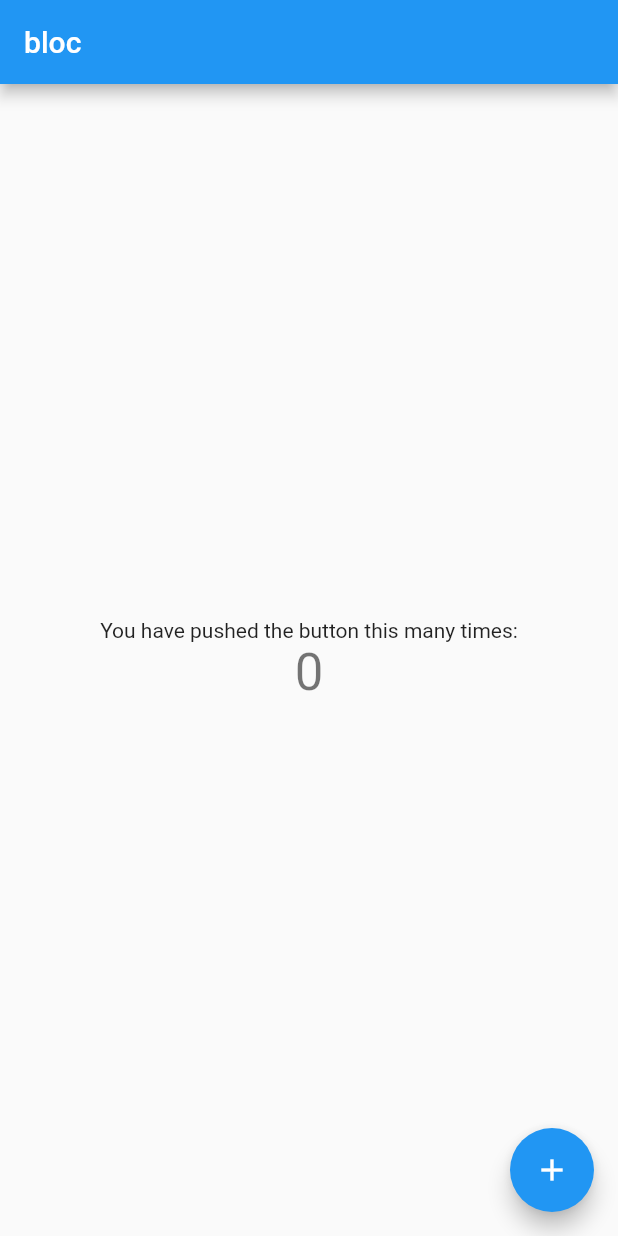
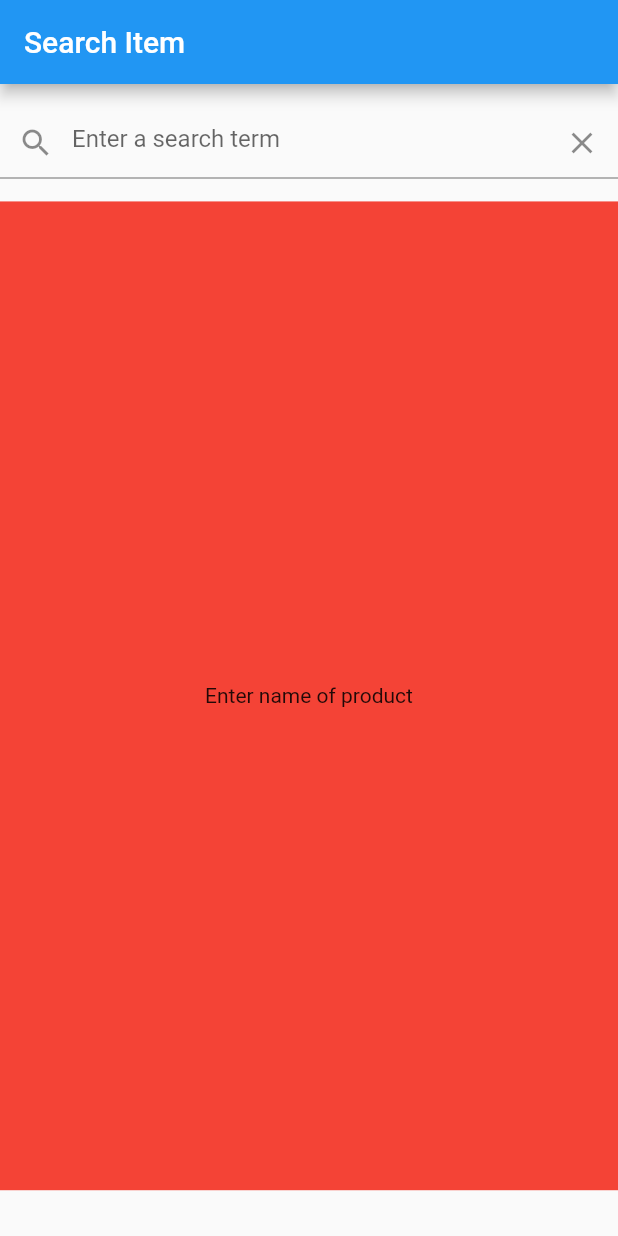
Before and after one commit to abusayed10809/searchview_flutter, a Flutter app: the screen it shows after launch, on a phone screen of 412 x 824 dp. Run offline on Flutter 3.47's test engine with Material 2 defaults, Android fonts, the phone set to English and light mode, and no system bars; our stand-ins replace bloc, equatable, flutter_bloc.

Commit message:
search page ui build

```diff
--- a/lib/ecommerce/api_client/api_client.dart
+++ b/lib/ecommerce/api_client/api_client.dart
@@ -8,37 +8,48 @@ import 'package:http/http.dart' as http;
 
 class APIClient{
 
-  final String baseUrl = "https://panel.supplyline.network/api/product/search-suggestions/?limit=10&search=rice";
+  final String baseUrl = "https://panel.supplyline.network/api/product/search-suggestions/?limit=10&search=";
   final http.Client httpClient = http.Client();
 
-  Future<List<ItemModel>> search(String term) async {
-    final response = await httpClient.get(Uri.parse("$baseUrl"));
+  Future<dynamic> search(String term) async {
+    final response = await httpClient.get(Uri.parse(baseUrl+term));
     final results = json.decode(response.body);
 
     print(results["data"]["products"]["results"]);
 
     if (response.statusCode == 200) {
-
       final items = (results["data"]["products"]["results"] as List<dynamic>)
           .map((dynamic item) =>
           ItemModel.fromJson(item as Map<String, dynamic>))
           .toList();
 
-      return items;
+      return SuccessFetch(items);
     } else {
-      throw SearchResultError.fromJson(results);
+       return FailureFetch(response.statusCode);
     }
   }
 }
 
-class SearchResultError {
-  const SearchResultError({@required this.message});
+class SuccessFetch{
+  List<ItemModel> itemModel;
 
-  final String message;
+  SuccessFetch(this.itemModel);
+}
 
-  static SearchResultError fromJson(dynamic json) {
-    return SearchResultError(
-      message: json['message'] as String,
-    );
-  }
+class FailureFetch{
+  int errorCode;
+
+  FailureFetch(this.errorCode);
 }
+
+// class SearchResultError {
+//   const SearchResultError({@required this.message});
+//
+//   final String message;
+//
+//   static SearchResultError fromJson(dynamic json) {
+//     return SearchResultError(
+//       message: json['message'] as String,
+//     );
+//   }
+// }
--- a/lib/ecommerce/item_bloc/item_bloc.dart
+++ b/lib/ecommerce/item_bloc/item_bloc.dart
@@ -26,7 +26,12 @@ class ItemBloc extends Bloc<ItemEvent, ItemState> {
         print("all good +++++ xxxxx");
         yield ItemLoadingState();
         final item = await APIClient().search(event.text);
-        yield ItemSuccessLoadState(item);
+        if(item is SuccessFetch){
+          yield ItemSuccessLoadState(item.itemModel);
+        }
+        else if(item is FailureFetch){
+          yield ItemErrorLoadState(item.errorCode);
+        }
       }
     }
   }
--- a/lib/ecommerce/item_bloc/item_state.dart
+++ b/lib/ecommerce/item_bloc/item_state.dart
@@ -24,8 +24,7 @@ class ItemSuccessLoadState extends ItemState{
 }
 
 class ItemErrorLoadState extends ItemState{
-  final String error;
-
+  final int error;
   const ItemErrorLoadState(this.error);
 
   @override
--- /dev/null
+++ b/lib/ecommerce/view/SearchBar.dart
@@ -0,0 +1,45 @@
+import 'package:flutter/material.dart';
+import 'package:flutter_search_api_demo/ecommerce/item_bloc/item_bloc.dart';
+import 'package:flutter_bloc/flutter_bloc.dart';
+import 'package:flutter_search_api_demo/ecommerce/models/item_model.dart';
+
+class SearchBar extends StatefulWidget {
+  @override
+  State<SearchBar> createState() => _SearchBarState();
+}
+
+class _SearchBarState extends State<SearchBar> {
+  final _textController = TextEditingController();
+
+  @override
+  void dispose() {
+    _textController.dispose();
+    super.dispose();
+  }
+
+  @override
+  Widget build(BuildContext context) {
+    return TextField(
+      controller: _textController,
+      autocorrect: false,
+      onSubmitted: _onSubmitted,
+      decoration: InputDecoration(
+        prefixIcon: const Icon(Icons.search),
+        suffixIcon: GestureDetector(
+          onTap: _onClearTapped,
+          child: const Icon(Icons.clear),
+        ),
+        hintText: 'Enter a search term',
+      ),
+    );
+  }
+
+  void _onSubmitted(String itemName) {
+    BlocProvider.of<ItemBloc>(context).add(TextChanged(text: itemName));
+  }
+
+  void _onClearTapped(){
+    _textController.text = '';
+    BlocProvider.of<ItemBloc>(context).add(TextChanged(text: ""));
+  }
+}
--- a/lib/main.dart
+++ b/lib/main.dart
@@ -1,6 +1,11 @@
 import 'package:flutter/material.dart';
 import 'package:flutter_search_api_demo/ecommerce/item_bloc/item_bloc.dart';
 import 'package:flutter_bloc/flutter_bloc.dart';
+import 'package:flutter_search_api_demo/ecommerce/models/item_model.dart';
+
+import 'package:flutter/src/widgets/image.dart' as img;
+import 'package:flutter_search_api_demo/ecommerce/view/PersistentHeader.dart';
+import 'package:flutter_search_api_demo/ecommerce/view/SearchBar.dart';
 
 void main() {
   runApp(MyApp());
@@ -18,7 +23,7 @@ class MyApp extends StatelessWidget {
       home: Scaffold(
         body: BlocProvider(
           create: (_) => ItemBloc(),
-          child: MyHomePage(title: 'bloc',)
+          child: MyHomePage(),
         ),
       ),
       // home: MyHomePage(title: 'Flutter Demo Home Page'),
@@ -26,51 +31,103 @@ class MyApp extends StatelessWidget {
   }
 }
 
-class MyHomePage extends StatefulWidget {
-  MyHomePage({Key key, this.title}) : super(key: key);
+class MyHomePage extends StatelessWidget {
+  @override
+  Widget build(BuildContext context) {
+    final width = MediaQuery.of(context).size.width;
+    final height = MediaQuery.of(context).size.height;
 
-  final String title;
-
-  @override
-  _MyHomePageState createState() => _MyHomePageState();
-}
-
-class _MyHomePageState extends State<MyHomePage> {
-  int _counter = 0;
-
-  void incrementCounter() {
-    _itemBloc.add(TextChanged(text: "rice"));
+    return Scaffold(
+      // resizeToAvoidBottomInset: false,
+      resizeToAvoidBottomPadding: false,
+      appBar: AppBar(
+        title: Text('Search Item'),
+      ),
+      body: CustomScrollView(
+        physics: NeverScrollableScrollPhysics(),
+        slivers: [
+          SliverPersistentHeader(
+            pinned: true,
+            floating: true,
+            delegate: PersistentHeader(
+              minHeight: height * 0.095,
+              maxHeight: height * 0.095,
+              child: Container(
+                  width: width,
+                  height: height * 0.05,
+                  alignment: Alignment.center,
+                  child: _initialPage()),
+            ),
+          ),
+          SliverToBoxAdapter(
+            child: Container(
+              width: width,
+              height: height * 0.8,
+              color: Colors.red,
+              child: BlocBuilder<ItemBloc, ItemState>(
+                builder: (BuildContext context, ItemState itemState) {
+                  if (itemState is ItemInitialState) {
+                    return _indicatorPage();
+                  }
+                  if (itemState is ItemLoadingState) {
+                    return _loadingPage();
+                  } else if (itemState is ItemSuccessLoadState) {
+                    return _itemListView(itemState.items, width, height);
+                  } else if (itemState is ItemErrorLoadState) {
+                    return _errorPage(itemState.error);
+                  }
+                },
+              ),
+            ),
+          ),
+        ],
+      ),
+    );
   }
 
-  ItemBloc _itemBloc;
+  Widget _initialPage() {
+    return SearchBar();
+  }
 
-  @override
-  Widget build(BuildContext context) {
-    return Scaffold(
-      appBar: AppBar(
-        title: Text(widget.title),
+  Widget _indicatorPage() {
+    return Center(
+      child: Text(
+        "Enter name of product",
       ),
-      body: Center(
-        child: Column(
-          mainAxisAlignment: MainAxisAlignment.center,
-          children: <Widget>[
-            Text(
-              'You have pushed the button this many times:',
-            ),
-            Text(
-              '$_counter',
-              style: Theme.of(context).textTheme.headline4,
-            ),
-          ],
+    );
+  }
+
+  Widget _loadingPage() {
+    return Center(child: CircularProgressIndicator());
+  }
+
+  Widget _itemListView(List<ItemModel> itemList, double width, double height) {
+    return GridView.builder(
+      gridDelegate: SliverGridDelegateWithFixedCrossAxisCount(
+        crossAxisCount: 2,
+      ),
+      itemBuilder: (context, index) {
+        ItemModel singleItem = itemList[index];
+        return Container(
+          width: 100,
+          height: 100,
+          child: img.Image.network(
+            singleItem.image,
+          ),
+        );
+      },
+      itemCount: itemList.length,
+    );
+  }
+
+  Widget _errorPage(int errorCode) {
+    return Center(
+      child: Text(
+        "Error $errorCode, can't fetch data",
+        style: TextStyle(
+          fontSize: 15,
         ),
       ),
-      floatingActionButton: FloatingActionButton(
-        onPressed: () async {
-          BlocProvider.of<ItemBloc>(context).add(TextChanged(text: 'rice'));
-        },
-        tooltip: 'Increment',
-        child: Icon(Icons.add),
-      ), // This trailing comma makes auto-formatting nicer for build methods.
     );
   }
 }
```
Also changed, not shown: lib/ecommerce/view/PersistentHeader.dart (added, +36 -0 lines).
